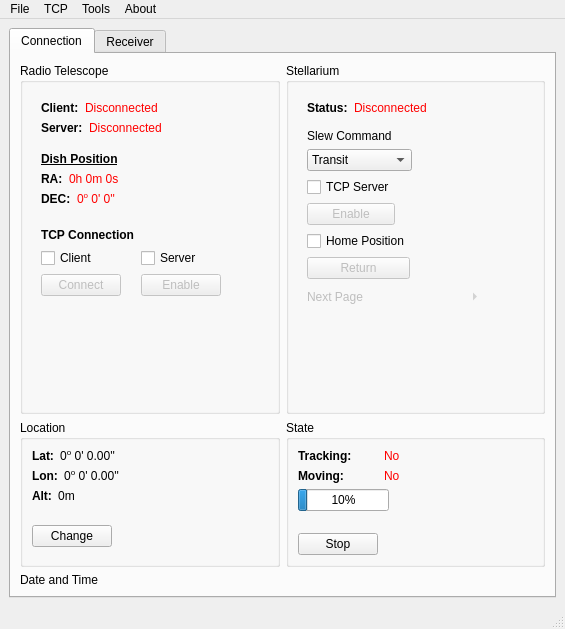
Above: GUI_Windows/RadioTelescope.ui from AmateurRadioTelescopeSystem/RadioTelescope_Controller before the change. Below: the same form after it.
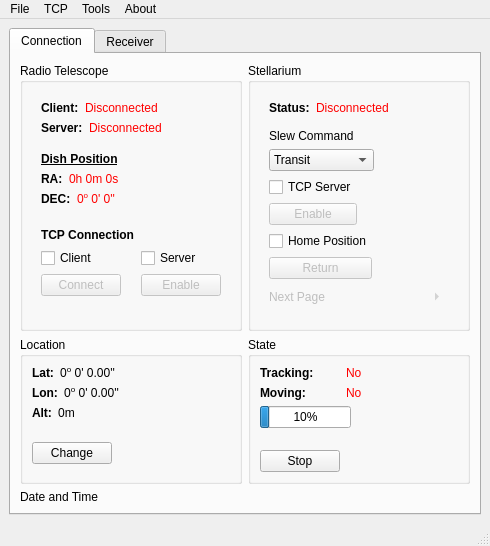
That is the form after the change. The open tabs and pages were chosen to show the change.

Commit message: Resized the window

What changed in the file:
```diff
--- a/GUI_Windows/RadioTelescope.ui
+++ b/GUI_Windows/RadioTelescope.ui
@@ -10,8 +10,8 @@
    <rect>
     <x>0</x>
     <y>0</y>
-    <width>565</width>
-    <height>629</height>
+    <width>477</width>
+    <height>535</height>
    </rect>
   </property>
   <property name="font">
@@ -836,8 +836,8 @@
     <rect>
      <x>0</x>
      <y>0</y>
-     <width>565</width>
-     <height>23</height>
+     <width>477</width>
+     <height>21</height>
     </rect>
    </property>
    <widget class="QMenu" name="menuThis_is_a_menu">
```
Left out of the diff: 2 changed lines with no effect on the pictures.
